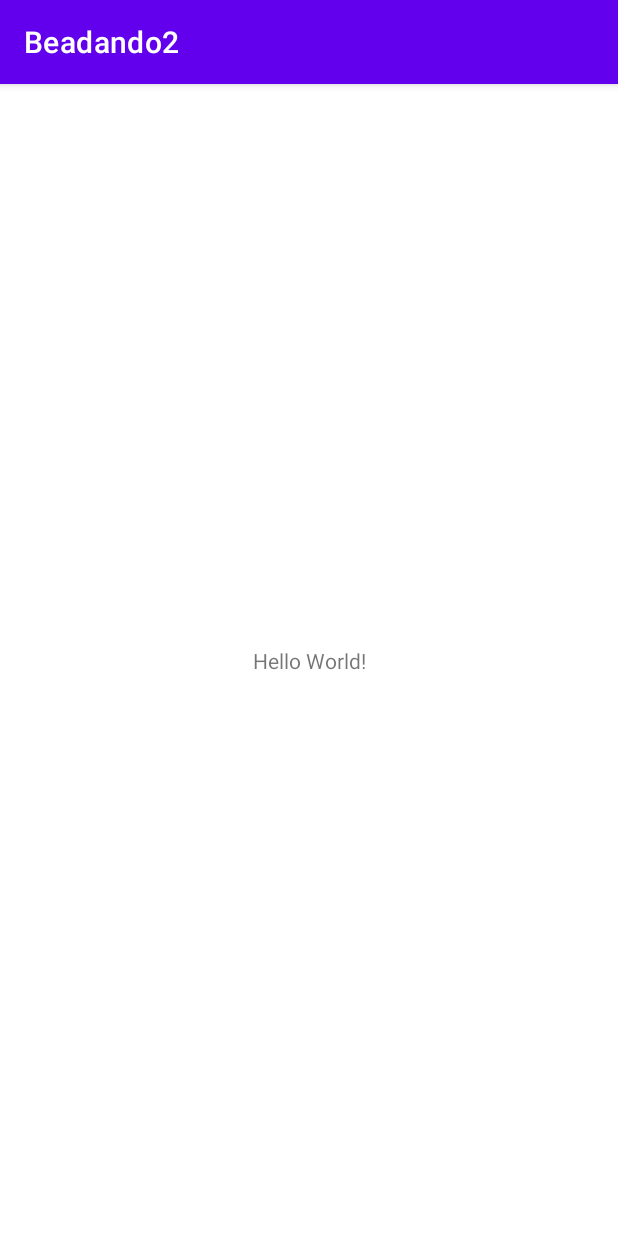
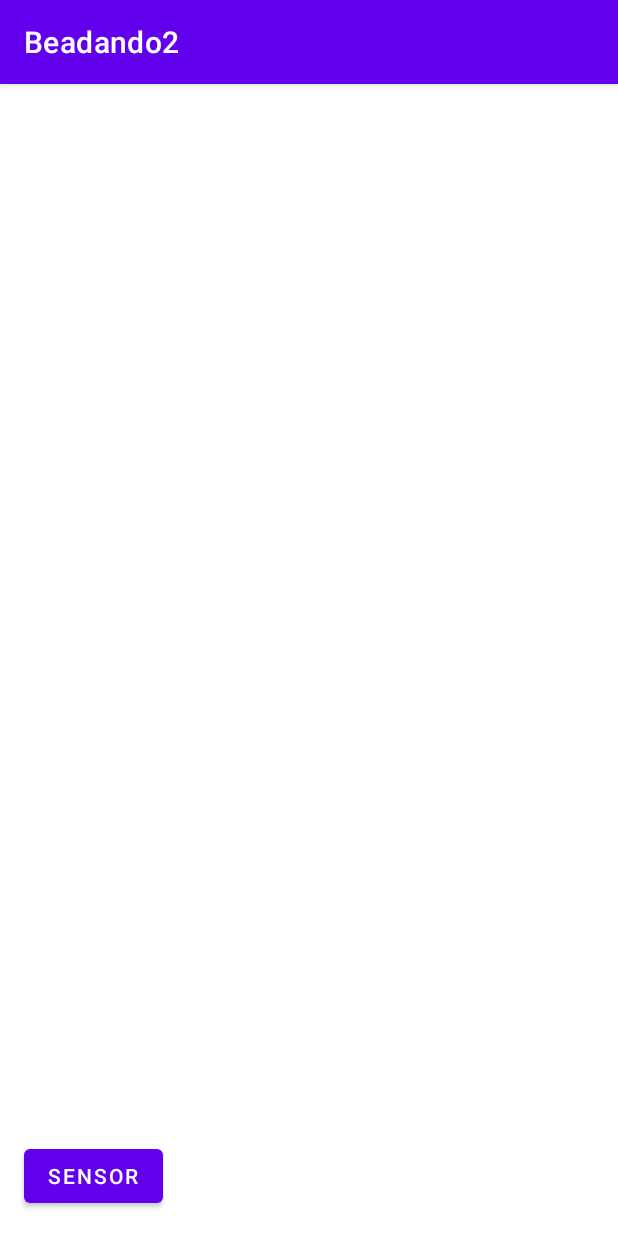
Before and after one commit to Trapzor/MobilProgramozas2, an Android app: the screen it shows after launch (MainActivity), on a phone screen of 412 x 824 dp. Run offline under Robolectric (Android 15) with nearby library versions, the phone set to English and light mode, and no system bars.

```diff
--- a/Beadando2/app/src/main/AndroidManifest.xml
+++ b/Beadando2/app/src/main/AndroidManifest.xml
@@ -10,6 +10,9 @@
         android:supportsRtl="true"
         android:theme="@style/Theme.Beadando2">
         <activity
+            android:name=".SensorActivity"
+            android:exported="false" />
+        <activity
             android:name=".MainActivity"
             android:exported="true">
             <intent-filter>
--- a/Beadando2/app/src/main/java/com/example/beadando2/MainActivity.java
+++ b/Beadando2/app/src/main/java/com/example/beadando2/MainActivity.java
@@ -3,12 +3,18 @@ package com.example.beadando2;
 import androidx.appcompat.app.AppCompatActivity;
 import androidx.lifecycle.Lifecycle;
 
+import android.content.Intent;
 import android.os.Bundle;
+import android.view.View;
+import android.widget.Button;
 
 public class MainActivity extends AppCompatActivity {
 
+    Button sensorButton;
+
     MyLifeCycleObserver myLifeCycleObserver;
     Lifecycle lifecycle;
+
 
     @Override
     protected void onCreate(Bundle savedInstanceState) {
@@ -19,6 +25,16 @@ public class MainActivity extends AppCompatActivity {
 
         lifecycle = getLifecycle();
         lifecycle.addObserver(myLifeCycleObserver);
+
+        sensorButton = findViewById(R.id.buttonToSensor);
+
+        sensorButton.setOnClickListener(new View.OnClickListener() {
+            @Override
+            public void onClick(View view) {
+                Intent toSensor = new Intent(MainActivity.this, SensorActivity.class);
+                startActivity(toSensor);
+            }
+        });
     }
 
 
--- a/Beadando2/app/src/main/res/layout/activity_main.xml
+++ b/Beadando2/app/src/main/res/layout/activity_main.xml
@@ -6,13 +6,14 @@
     android:layout_height="match_parent"
     tools:context=".MainActivity">
 
-    <TextView
+    <Button
+        android:id="@+id/buttonToSensor"
         android:layout_width="wrap_content"
         android:layout_height="wrap_content"
-        android:text="Hello World!"
+        android:layout_marginStart="16dp"
+        android:layout_marginLeft="16dp"
+        android:layout_marginBottom="16dp"
+        android:text="Sensor"
         app:layout_constraintBottom_toBottomOf="parent"
-        app:layout_constraintLeft_toLeftOf="parent"
-        app:layout_constraintRight_toRightOf="parent"
-        app:layout_constraintTop_toTopOf="parent" />
-
+        app:layout_constraintStart_toStartOf="parent" />
 </androidx.constraintlayout.widget.ConstraintLayout>
```
Also changed, not shown: Beadando2/app/src/main/java/com/example/beadando2/SensorActivity.java (+65 -1 lines), Beadando2/app/src/main/res/layout/activity_sensor.xml (+43 -0 lines).
